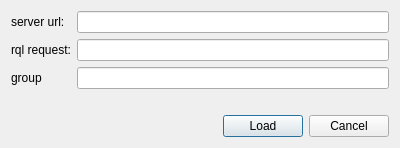
First picture: the form in morphologist/gui/ui/rql_subjects_widget.ui, repository brainvisa/morphologist, before the edit.
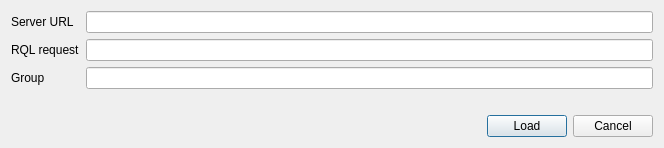
Second picture: the form after the edit.

Commit message: ENH: Change labels and buttons text

What changed in the file:
```diff
--- a/morphologist/gui/ui/rql_subjects_widget.ui
+++ b/morphologist/gui/ui/rql_subjects_widget.ui
@@ -6,7 +6,7 @@
    <rect>
     <x>0</x>
     <y>0</y>
-    <width>400</width>
+    <width>664</width>
     <height>148</height>
    </rect>
   </property>
@@ -19,7 +19,7 @@
      <item row="0" column="0">
       <widget class="QLabel" name="serverUrlLabel">
        <property name="text">
-        <string>server url:</string>
+        <string>Server URL</string>
        </property>
       </widget>
      </item>
@@ -29,7 +29,7 @@
      <item row="1" column="0">
       <widget class="QLabel" name="rqlRequestLabel">
        <property name="text">
-        <string>rql request:</string>
+        <string>RQL request</string>
        </property>
       </widget>
      </item>
@@ -39,7 +39,7 @@
      <item row="2" column="0">
       <widget class="QLabel" name="groupLabel">
        <property name="text">
-        <string>group</string>
+        <string>Group</string>
        </property>
       </widget>
      </item>
```
Left out of the diff: 8 changed lines with no effect on the pictures. The commit also changes 1 other file.
